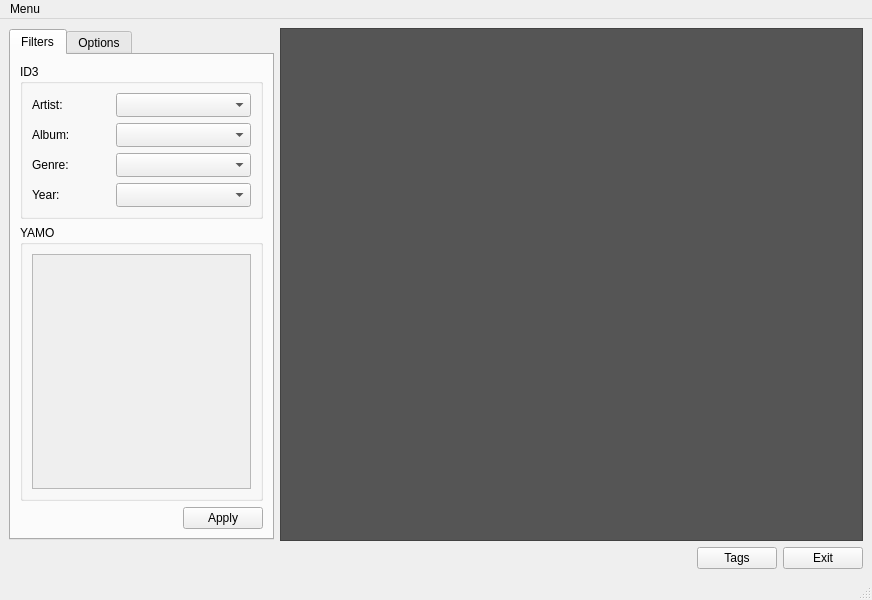
Qt form trunk/src/MainWindow_beta.ui (andrecaribe/yamo2a) before a commit.
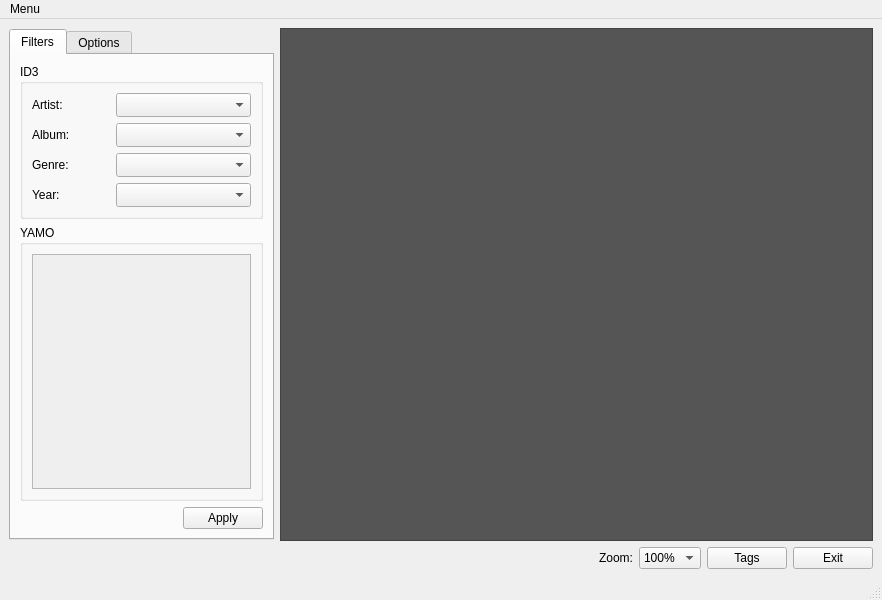
The same form after that commit.

Commit message: Zoom and pan implemented! c:

What changed in the file:
```diff
--- a/trunk/src/MainWindow_beta.ui
+++ b/trunk/src/MainWindow_beta.ui
@@ -7,7 +7,7 @@
    <rect>
     <x>0</x>
     <y>0</y>
-    <width>872</width>
+    <width>882</width>
     <height>600</height>
    </rect>
   </property>
@@ -361,6 +361,32 @@
         </property>
        </spacer>
       </item>
+      <item>
+       <widget class="QLabel" name="label_5">
+        <property name="text">
+         <string>Zoom:</string>
+        </property>
+       </widget>
+      </item>
+      <item>
+       <widget class="QComboBox" name="cmbZoom">
+        <item>
+         <property name="text">
+          <string>100%</string>
+         </property>
+        </item>
+        <item>
+         <property name="text">
+          <string>50%</string>
+         </property>
+        </item>
+        <item>
+         <property name="text">
+          <string>200%</string>
+         </property>
+        </item>
+       </widget>
+      </item>
       <item>
        <widget class="QPushButton" name="btnTags">
         <property name="text">
@@ -384,7 +410,7 @@
     <rect>
      <x>0</x>
      <y>0</y>
-     <width>872</width>
+     <width>882</width>
      <height>23</height>
     </rect>
    </property>
```
The commit also changes 6 other files.
